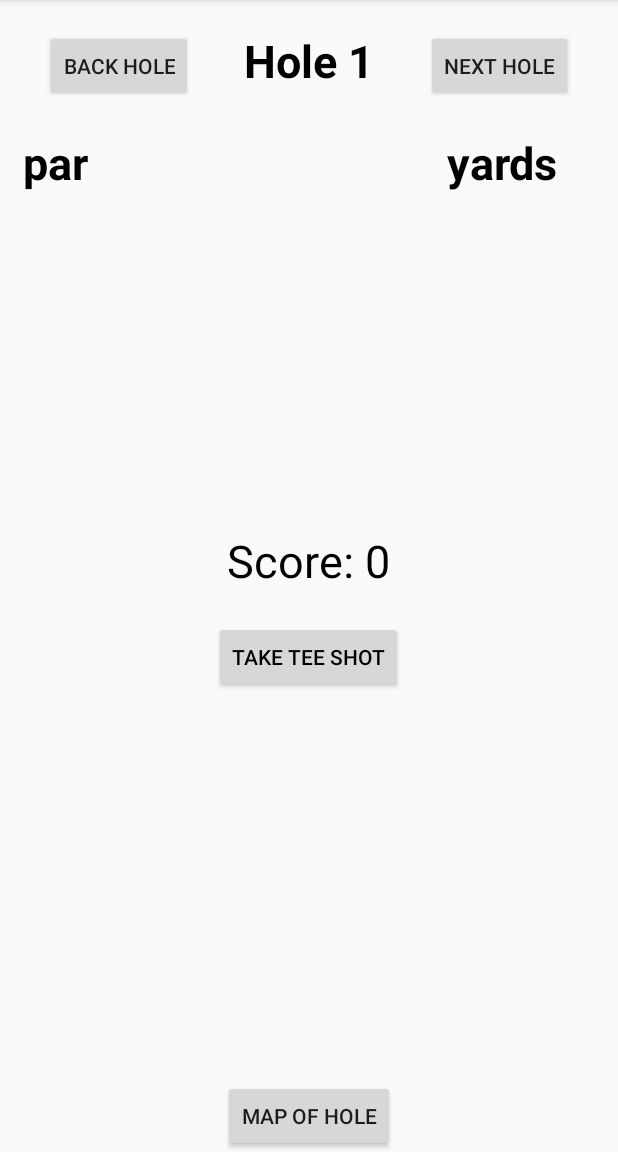
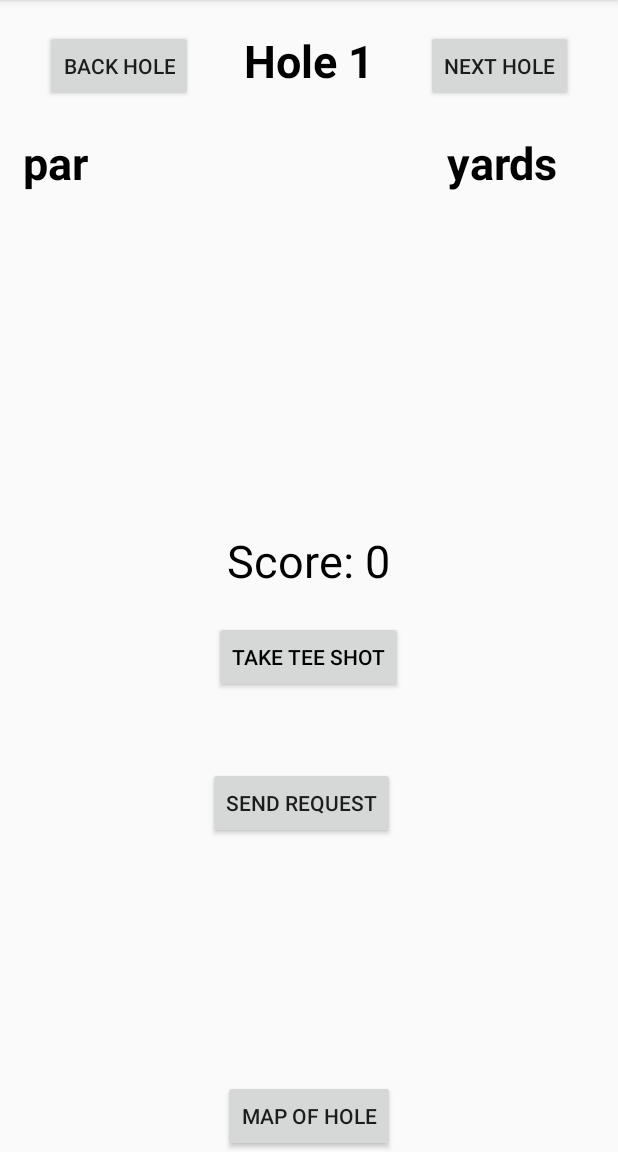
Before and after one commit to TheManOfTeel/Golf-Player-Time-Management, an Android app: the Game2Activity screen opened directly, with no data from a screen before it, on a phone screen of 412 x 824 dp, the part 84-1236 px from its top. Run offline under Robolectric (Android 15) with nearby library versions, the phone set to English and light mode, and no system bars; our stand-ins replace Firebase (no records; nobody signed in at launch, a user with empty details on screens opened directly); 3 statements that could not run were skipped.

Commit message:
Sends a current hole and user to firebase under the child Request. Added to Eli's Game2Activity

```diff
--- a/GPTM Mobile App/app/src/main/java/com/example/elijah/golfplayertimemanagement/Game2Activity.java
+++ b/GPTM Mobile App/app/src/main/java/com/example/elijah/golfplayertimemanagement/Game2Activity.java
@@ -10,6 +10,7 @@ import android.widget.Toast;
 
 import com.google.android.gms.maps.model.LatLng;
 import com.google.firebase.auth.FirebaseAuth;
+import com.google.firebase.auth.FirebaseUser;
 import com.google.firebase.database.DataSnapshot;
 import com.google.firebase.database.DatabaseError;
 import com.google.firebase.database.DatabaseReference;
@@ -36,13 +37,26 @@ public class Game2Activity extends AppCompatActivity {
     private Button shot;
     private TextView score;
     int playerPar = 0;
+    private Button newReq;
+    private String uid;
+    private FirebaseUser user;
+    public String email;
+
+
+
+
     @Override
     protected void onCreate(Bundle savedInstanceState) {
         super.onCreate(savedInstanceState);
+
         setContentView(R.layout.activity_game2);
         database = FirebaseDatabase.getInstance();
         myRef = database.getReference();
         mAuth = FirebaseAuth.getInstance();
+        user = mAuth.getCurrentUser();
+        uid = user.getUid();
+        email = mAuth.getCurrentUser().getEmail();
+
         String Uid = mAuth.getUid();
 
         if(!getIntent().getStringExtra("CourseName").equals(null)) {
@@ -56,6 +70,7 @@ public class Game2Activity extends AppCompatActivity {
         }
 
         getHoleDetails(holeNum);
+        newReq = (Button) findViewById(R.id.request);
         NextHole = (Button) findViewById(R.id.nexthole);
         BackHole = (Button) findViewById(R.id.backhole);
         map = (Button)findViewById(R.id.map);
@@ -88,6 +103,34 @@ public class Game2Activity extends AppCompatActivity {
                 playerPar =0;
                 score.setText("Score:" +playerPar);
                 shot.setText("Take Tee Shot");
+            }
+        });
+
+        newReq.setOnClickListener(new View.OnClickListener() {
+            @Override
+            public void onClick(View view) {
+
+                //Toast.makeText(Game2Activity.this, "Request Sent!", Toast.LENGTH_SHORT).show();
+                //Toast.makeText(Game2Activity.this, user, Toast.LENGTH_SHORT).show();
+
+
+                myRef.child("Request").addListenerForSingleValueEvent(new ValueEventListener() {
+                    @Override
+                    public void onDataChange(@NonNull DataSnapshot dataSnapshot) {
+
+                        //String email = dataSnapshot.child(uid).child("email").getValue(String.class);
+
+                        myRef.child("Request").push().setValue("User:" + email + "; At hole: "+ holeNum);
+                        Toast.makeText(Game2Activity.this, "Request Sent!", Toast.LENGTH_SHORT).show();
+                    }
+
+                    @Override
+                    public void onCancelled(@NonNull DatabaseError databaseError) {
+
+                        Toast.makeText(Game2Activity.this, "Request Failed!", Toast.LENGTH_SHORT).show();
+                    }
+                });
+
             }
         });
 
--- a/GPTM Mobile App/app/src/main/res/layout/activity_game2.xml
+++ b/GPTM Mobile App/app/src/main/res/layout/activity_game2.xml
@@ -93,4 +93,16 @@
 
         />
 
+    <Button
+        android:id="@+id/request"
+        android:layout_width="wrap_content"
+        android:layout_height="wrap_content"
+        android:layout_alignEnd="@+id/playerPar"
+        android:layout_alignRight="@+id/playerPar"
+        android:layout_alignBottom="@+id/ShotName"
+        android:layout_marginEnd="-3dp"
+        android:layout_marginRight="-3dp"
+        android:layout_marginBottom="-97dp"
+        android:text="Send request" />
+
 </RelativeLayout>
--- a/GPTM Mobile App/build.gradle
+++ b/GPTM Mobile App/build.gradle
@@ -7,7 +7,7 @@ buildscript {
 
     }
     dependencies {
-        classpath 'com.android.tools.build:gradle:3.5.3'
+        classpath 'com.android.tools.build:gradle:3.6.0'
         classpath 'com.google.gms:google-services:4.2.0'
 
         // NOTE: Do not place your application dependencies here; they belong
```
Also changed, not shown: GPTM Mobile App/app/src/main/res/layout/activity_game.xml (+4 -4 lines), GPTM Mobile App/gradle/wrapper/gradle-wrapper.properties, 3 other files.
